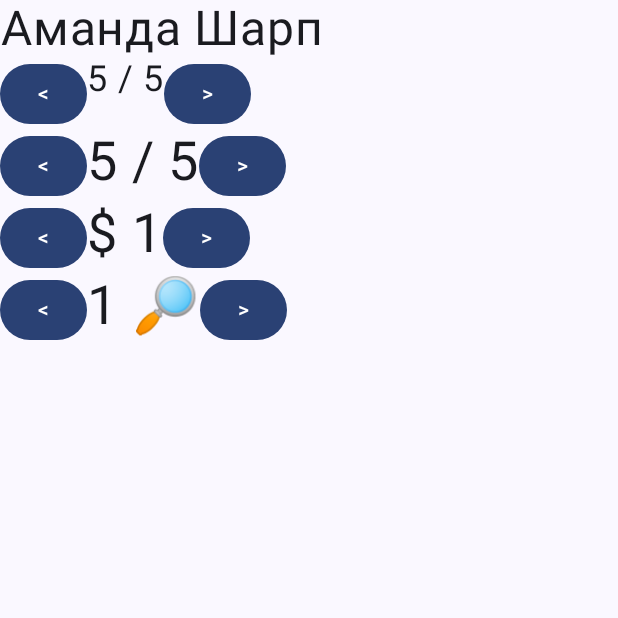
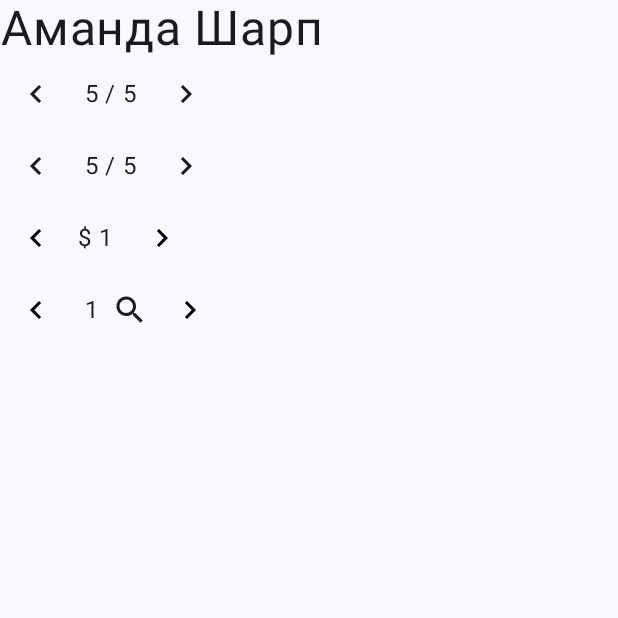
Before and after one commit to Sancho-Pansa/Arkham-Helper, an Android app built with Jetpack Compose: the screen it shows after launch (MainActivity), on a phone screen of 412 x 824 dp, the top half of it. Run offline under Robolectric (Android 15) with nearby library versions, the light colour scheme and no system bars; libraries missing offline, so code that uses them is left out: org.jgrapht, org.jgrapht.graph; 7 statements that could not run were skipped.

Commit message:
Android: Investigator stats steppers

```diff
--- a/ArkhamAndroid/src/main/java/io/sanchopansa/arkham/android/PlayerSheet.kt
+++ b/ArkhamAndroid/src/main/java/io/sanchopansa/arkham/android/PlayerSheet.kt
@@ -1,8 +1,8 @@
 package io.sanchopansa.arkham.android
 
 import androidx.compose.foundation.layout.Column
-import androidx.compose.foundation.layout.Row
-import androidx.compose.material3.Button
+import androidx.compose.material.icons.Icons
+import androidx.compose.material.icons.twotone.Search
 import androidx.compose.material3.Text
 import androidx.compose.runtime.Composable
 import androidx.compose.ui.Modifier
@@ -10,10 +10,12 @@
 import androidx.compose.ui.unit.sp
 import io.sanchopansa.arkham.android.ui.PlayerSheetUiState
 import io.sanchopansa.arkham.android.ui.PlayerSheetVm
+import io.sanchopansa.arkham.android.ui.StatStepper
+import io.sanchopansa.arkham.android.ui.UncappedStepper
 
 @Composable
 fun PlayerSheet(modifier: Modifier, playerSheetVm: PlayerSheetVm) {
-    val uiState = playerSheetVm.uiState;
+    val uiState = playerSheetVm.uiState
     if (uiState is PlayerSheetUiState.Loading) {
         print("UI State is Loading")
     } else {
@@ -24,54 +26,38 @@
                 fontSize = 32.sp,
                 textAlign = TextAlign.Center
             )
-            Row {
-                Button({ playerSheetVm.changeHealth(-1) }) {
-                    Text("<")
-                }
-                Text(
-                    text = "${investigatorUi.stamina} / ${investigatorUi.maxStamina}",
-                    fontSize = 24.sp
-                )
-                Button({ playerSheetVm.changeHealth(1) }) {
-                    Text(">")
-                }
-            }
-            Row {
-                Button({ println("Mind minus") }) {
-                    Text("<")
-                }
-                Text(
-                    text = "${investigatorUi.sanity} / ${investigatorUi.maxSanity}",
-                    fontSize = 36.sp
-                )
-                Button({ println("Mind plus") }) {
-                    Text(">")
-                }
-            }
-            Row {
-                Button({ println("Money minus") }) {
-                    Text("<")
-                }
-                Text(
-                    text = "$ ${investigatorUi.money}",
-                    fontSize = 36.sp
-                )
-                Button({ println("Money plus") }) {
-                    Text(">")
-                }
-            }
-            Row {
-                Button({ println("Clues minus") }) {
-                    Text("<")
-                }
-                Text(
-                    text = "${investigatorUi.clueTokens} \uD83D\uDD0E",
-                    fontSize = 36.sp
-                )
-                Button({ println("Clues plus") }) {
-                    Text(">")
-                }
-            }
+
+            StatStepper(
+                modifier = modifier,
+                value = investigatorUi.stamina,
+                max = investigatorUi.maxStamina,
+                minusAction = { playerSheetVm.changeHealth(-1) },
+                plusAction = { playerSheetVm.changeHealth(1) }
+            )
+
+            StatStepper(
+                modifier = modifier,
+                value = investigatorUi.sanity,
+                max = investigatorUi.maxSanity,
+                minusAction = { playerSheetVm.changeSanity(-1) },
+                plusAction = { playerSheetVm.changeSanity(1) }
+            )
+
+            UncappedStepper(
+                modifier = modifier,
+                value = investigatorUi.money,
+                prependText = "$",
+                minusAction = { playerSheetVm.changeMoney(-1) },
+                plusAction = { playerSheetVm.changeMoney(1) }
+            )
+
+            UncappedStepper(
+                modifier = modifier,
+                value = investigatorUi.clueTokens,
+                appendIcon = Icons.TwoTone.Search,
+                minusAction = { playerSheetVm.changeClueTokens(-1) },
+                plusAction = { playerSheetVm.changeClueTokens(1) }
+            )
         }
     }
 }
--- a/ArkhamAndroid/src/main/java/io/sanchopansa/arkham/android/ui/PlayerSheetVm.kt
+++ b/ArkhamAndroid/src/main/java/io/sanchopansa/arkham/android/ui/PlayerSheetVm.kt
@@ -29,4 +29,19 @@
         this.investigator.stamina.add(delta)
         uiState = PlayerSheetUiState.Ready(investigator.toUiModel())
     }
+
+    fun changeSanity(delta: Int) {
+        this.investigator.sanity.add(delta)
+        uiState = PlayerSheetUiState.Ready(investigator.toUiModel())
+    }
+
+    fun changeMoney(delta: Int) {
+        this.investigator.money += delta
+        uiState = PlayerSheetUiState.Ready(investigator.toUiModel())
+    }
+
+    fun changeClueTokens(delta: Int) {
+        this.investigator.clueTokens += delta
+        uiState = PlayerSheetUiState.Ready(investigator.toUiModel())
+    }
 }
--- /dev/null
+++ b/ArkhamAndroid/src/main/java/io/sanchopansa/arkham/android/ui/StatStepper.kt
@@ -0,0 +1,67 @@
+package io.sanchopansa.arkham.android.ui
+
+import androidx.compose.foundation.layout.Arrangement
+import androidx.compose.foundation.layout.Row
+import androidx.compose.material.icons.Icons
+import androidx.compose.material.icons.automirrored.twotone.KeyboardArrowLeft
+import androidx.compose.material.icons.automirrored.twotone.KeyboardArrowRight
+import androidx.compose.material3.Icon
+import androidx.compose.material3.IconButton
+import androidx.compose.material3.Text
+import androidx.compose.runtime.Composable
+import androidx.compose.ui.Alignment
+import androidx.compose.ui.Modifier
+import androidx.compose.ui.graphics.vector.ImageVector
+import androidx.compose.ui.tooling.preview.Preview
+import androidx.compose.ui.unit.dp
+
+@Preview
+@Composable
+fun StatStepper(
+    modifier: Modifier = Modifier,
+    value: Int = 0,
+    max: Int = 0,
+    prependText: String = "",
+    appendText: String = "",
+    prependIcon: ImageVector? = null,
+    appendIcon: ImageVector? = null,
+    minusAction: () -> Unit = { },
+    plusAction: () -> Unit = { }
+) {
+    Row(
+        modifier = modifier,
+        verticalAlignment = Alignment.CenterVertically,
+        horizontalArrangement = Arrangement.spacedBy(4.dp)
+    ) {
+        IconButton(
+            onClick = minusAction,
+            enabled = true,
+        ) {
+            Icon(
+                imageVector = Icons.AutoMirrored.TwoTone.KeyboardArrowLeft,
+                contentDescription = "Minus Sign",
+                modifier = modifier
+            )
+        }
+
+        prependIcon?.let { Icon(imageVector = it, contentDescription = "Prepend Icon") }
+
+        Text(
+            text = "$prependText $value / $max $appendText",
+            modifier = modifier
+        )
+
+        appendIcon?.let { Icon(imageVector = it, contentDescription = "Append Icon") }
+
+        IconButton(
+            onClick = plusAction,
+            enabled = true,
+        ) {
+            Icon(
+                imageVector = Icons.AutoMirrored.TwoTone.KeyboardArrowRight,
+                contentDescription = "Plus Sign",
+                modifier = modifier
+            )
+        }
+    }
+}
--- /dev/null
+++ b/ArkhamAndroid/src/main/java/io/sanchopansa/arkham/android/ui/UncappedStepper.kt
@@ -0,0 +1,69 @@
+package io.sanchopansa.arkham.android.ui
+
+import androidx.compose.foundation.layout.Arrangement
+import androidx.compose.foundation.layout.Row
+import androidx.compose.material.icons.Icons
+import androidx.compose.material.icons.automirrored.twotone.KeyboardArrowLeft
+import androidx.compose.material.icons.automirrored.twotone.KeyboardArrowRight
+import androidx.compose.material3.Icon
+import androidx.compose.material3.IconButton
+import androidx.compose.material3.Text
+import androidx.compose.runtime.Composable
+import androidx.compose.ui.Alignment
+import androidx.compose.ui.Modifier
+import androidx.compose.ui.graphics.Color
+import androidx.compose.ui.graphics.vector.ImageVector
+import androidx.compose.ui.tooling.preview.Preview
+import androidx.compose.ui.unit.dp
+
+@Preview
+@Composable
+fun UncappedStepper(
+    modifier: Modifier = Modifier,
+    value: Int = 0,
+    prependText: String = "",
+    appendText: String = "",
+    prependIcon: ImageVector? = null,
+    appendIcon: ImageVector? = null,
+    minusAction: () -> Unit = { },
+    plusAction: () -> Unit = { }
+) {
+    Row(
+        modifier = modifier,
+        verticalAlignment = Alignment.CenterVertically,
+        horizontalArrangement = Arrangement.spacedBy(4.dp)
+    ) {
+        IconButton(
+            onClick = minusAction,
+            enabled = true,
+        ) {
+            Icon(
+                imageVector = Icons.AutoMirrored.TwoTone.KeyboardArrowLeft,
+                contentDescription = "Minus Sign",
+                tint = Color.Black,
+                modifier = modifier
+            )
+        }
+
+        prependIcon?.let { Icon(imageVector = it, contentDescription = "Prepend Icon") }
+
+        Text(
+            text = "$prependText $value $appendText",
+            modifier = modifier
+        )
+
+        appendIcon?.let { Icon(imageVector = it, contentDescription = "Append Icon") }
+
+        IconButton(
+            onClick = plusAction,
+            enabled = true,
+        ) {
+            Icon(
+                imageVector = Icons.AutoMirrored.TwoTone.KeyboardArrowRight,
+                contentDescription = "Plus Sign",
+                tint = Color.Black,
+                modifier = modifier
+            )
+        }
+    }
+}
```
